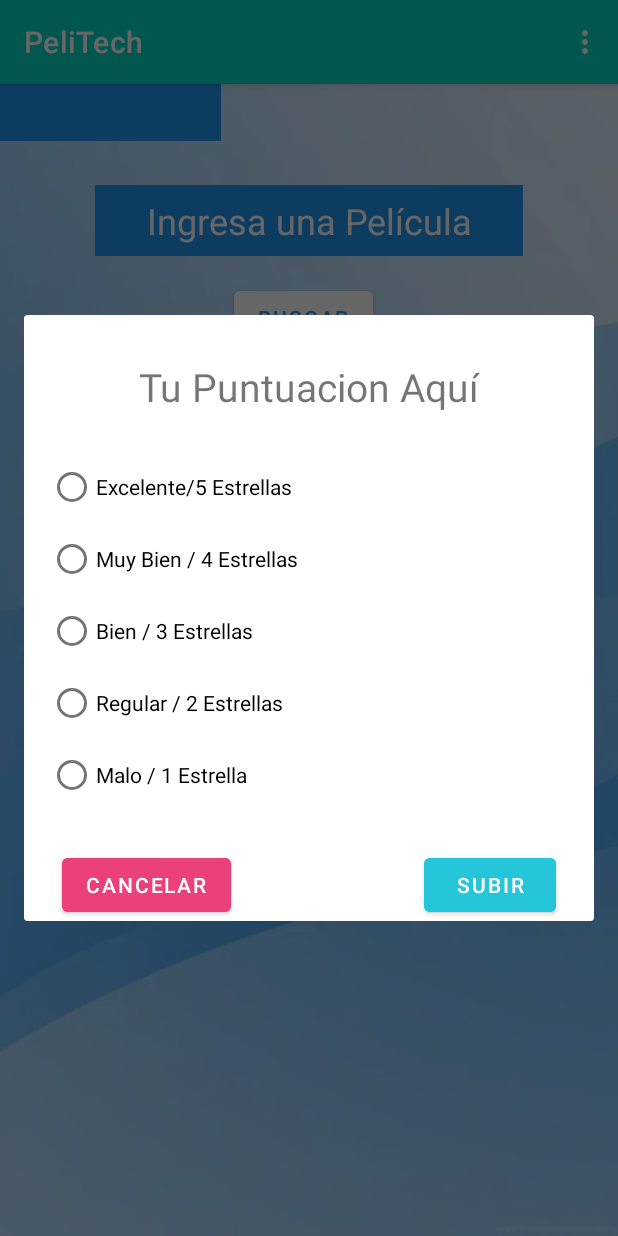
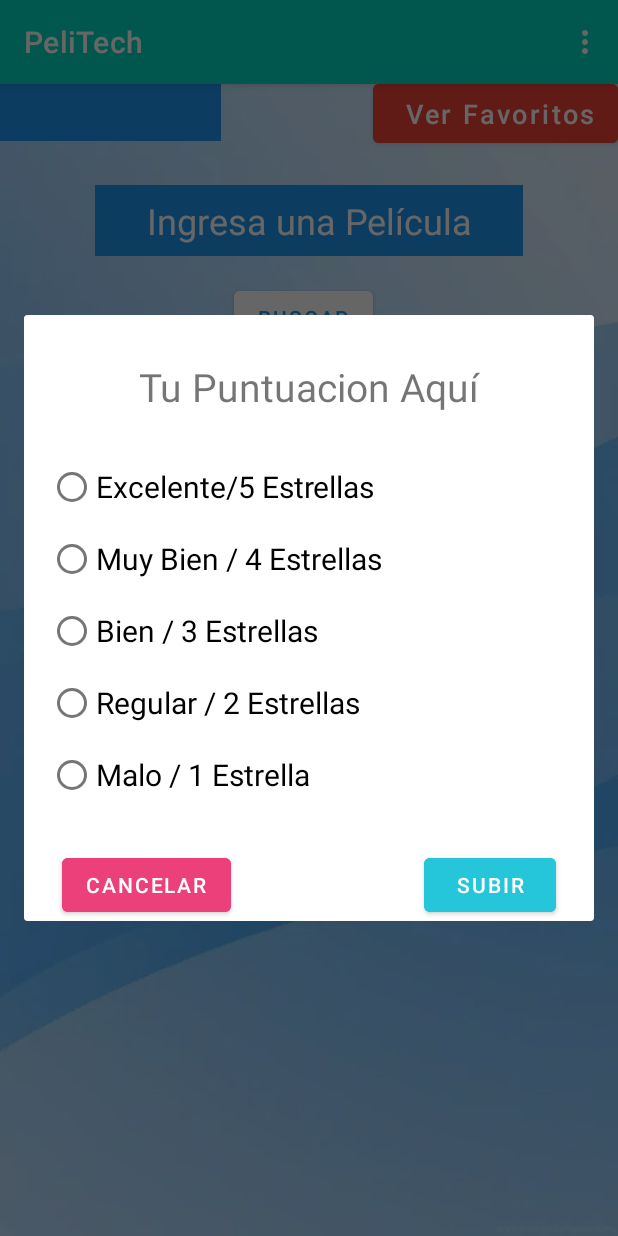
Before and after one commit to AdrianC47/Examen-Interciclo-Plataformas-Moviles, an Android app: the fragment CustomDialogFragment placed in its activity, on a phone screen of 412 x 824 dp. Run offline under Robolectric (Android 15) with nearby library versions, the phone set to English and light mode, and no system bars; our stand-ins replace Volley.

Commit message:
Stand BY

```diff
--- a/app/src/main/java/ec/edu/ups/examenPeliculas/Inicio.kt
+++ b/app/src/main/java/ec/edu/ups/examenPeliculas/Inicio.kt
@@ -12,13 +12,13 @@ import android.view.MenuItem
 import android.view.View
 import android.widget.*
 import androidx.appcompat.app.AppCompatActivity
+import androidx.fragment.app.FragmentTransaction
 import com.android.volley.Request
 import com.android.volley.toolbox.JsonObjectRequest
 import com.android.volley.toolbox.Volley
 
-class Inicio : AppCompatActivity(), CustomDialogFragment.CustomDialogFragment_Interface {
+class Inicio : AppCompatActivity() {
     private var contador: Int = 1
-
     lateinit var txtResultado: TextView
     lateinit var txtAnio: TextView
     lateinit var txtResultado2: TextView
@@ -40,6 +40,7 @@ class Inicio : AppCompatActivity(), CustomDialogFragment.CustomDialogFragment_In
     lateinit var txtResultado10: TextView
     lateinit var txtAnio10: TextView
     lateinit var txtValoracion:TextView
+    lateinit var txtPelicula: TextView
     lateinit var btnDerecha: ImageButton
     lateinit var btmMore:ImageButton
     lateinit var btmMore2:ImageButton
@@ -58,6 +59,7 @@ class Inicio : AppCompatActivity(), CustomDialogFragment.CustomDialogFragment_In
     lateinit var btmFav5:ImageButton
     lateinit var btmFav6:ImageButton
     lateinit var btmFav7:ImageButton
+    lateinit var bannerUsuario: TextView
     lateinit var btmFav8:ImageButton
     lateinit var btmFav9:ImageButton
     var puntuacion:String = "inicializado"
@@ -70,11 +72,17 @@ class Inicio : AppCompatActivity(), CustomDialogFragment.CustomDialogFragment_In
         setContentView(R.layout.activity_inicio)
         dataBase = DataBase(this)
         var btnBuscar: Button = findViewById(R.id.btnBuscar)
+        var btnFavoritos: Button = findViewById(R.id.btnVerFavoritos)
         val codigoUsuario = intent.getIntExtra("idUser",0)
         usuarioInicio = dataBase.getUsuario(codigoUsuario);
-        var txtPelicula: TextView = findViewById(R.id.txtBuscar)
-        var bannerUsuario: TextView  = findViewById(R.id.txtBannerUsuario)
+        txtPelicula = findViewById(R.id.txtBuscar);
+        bannerUsuario  = findViewById(R.id.txtBannerUsuario)
         bannerUsuario.text = usuarioInicio.nickname+" "
+        txtPelicula.text = intent.getStringExtra("pelicula")
+        val bandera = intent.getStringExtra("bandera")
+        if (bandera =="2"){
+            getMoviesInformation(txtPelicula.getText().toString(), contador)
+        }
         btnDerecha = findViewById(R.id.btnDerecha)
         var btnIzquierda: ImageButton = findViewById(R.id.btnRegresar)
         btnBuscar.setOnClickListener(View.OnClickListener {
@@ -157,6 +165,20 @@ class Inicio : AppCompatActivity(), CustomDialogFragment.CustomDialogFragment_In
 
         })
 
+        btnFavoritos.setOnClickListener(View.OnClickListener {
+            val toast = Toast.makeText(
+                applicationContext,
+                "Ingresando a Favoritos",
+                Toast.LENGTH_SHORT
+            )
+            toast.show()
+            val intent = Intent(this, Favoritas::class.java).apply {
+                putExtra("idUser",usuarioInicio.id)
+            }
+            startActivity(intent)
+
+        })
+
 
     }
     //Para Menu
@@ -190,15 +212,6 @@ class Inicio : AppCompatActivity(), CustomDialogFragment.CustomDialogFragment_In
         this.finishAffinity()
     }
 
-    override fun mandarTexto(texto: String?) {
-        if (texto != null) {
-            puntuacion = texto
-            println("hola mundo "+puntuacion)
-            txtValoracion = findViewById(R.id.txtValoracion)
-            txtValoracion.text=puntuacion
-            nuevo = puntuacion
-        };
-    }
 
     fun getMoviesInformation(search: String, page: Int) {
         val queue = Volley.newRequestQueue(this)
@@ -250,8 +263,6 @@ class Inicio : AppCompatActivity(), CustomDialogFragment.CustomDialogFragment_In
             null,
             { response ->
                 if (response.getString("Response") == "True") {
-
-
                     btnDerecha.setVisibility(View.VISIBLE);
                     Log.i("Data", response.toString())
                     val movies = response.getJSONArray("Search")
@@ -278,8 +289,13 @@ class Inicio : AppCompatActivity(), CustomDialogFragment.CustomDialogFragment_In
                             })
                         btmFav.setOnClickListener(View.OnClickListener {
                             var dialog = CustomDialogFragment()
+                            val data = Bundle()
+                            data.putString("bandera", "1")
+                            data.putString("pelicula",  txtPelicula.text.toString())
+                            data.putInt("usuario",usuarioInicio.id)
+                            data.putString("imdbID",movie.getString("imdbID"))
+                            dialog.setArguments(data);
                             dialog.show(supportFragmentManager,"customDialog")
-                            println(puntuacion+"recuperado"+ nuevo)
 
 
 
--- /dev/null
+++ b/app/src/main/res/layout/activity_fav.xml
@@ -0,0 +1,6 @@
+<?xml version="1.0" encoding="utf-8"?>
+<androidx.constraintlayout.widget.ConstraintLayout xmlns:android="http://schemas.android.com/apk/res/android"
+    android:layout_width="match_parent"
+    android:layout_height="match_parent">
+
+</androidx.constraintlayout.widget.ConstraintLayout>
--- a/app/src/main/res/layout/activity_inicio.xml
+++ b/app/src/main/res/layout/activity_inicio.xml
@@ -17,6 +17,21 @@
         android:text="Buscar"
         android:textColor="#2196F3"
         app:layout_constraintStart_toStartOf="parent"
+        app:layout_constraintTop_toTopOf="parent" />
+
+    <Button
+
+        android:id="@+id/btnVerFavoritos"
+        android:layout_width="163dp"
+        android:layout_height="39dp"
+        android:backgroundTint="#F44336"
+        android:insetTop="0dp"
+        android:insetBottom="0dp"
+        android:text="Ver Favoritos"
+        android:textAlignment="textEnd"
+        android:textAllCaps="false"
+        android:textSize="18sp"
+        app:layout_constraintEnd_toEndOf="parent"
         app:layout_constraintTop_toTopOf="parent" />
 
     <EditText
@@ -111,15 +126,6 @@
                             android:scaleType="centerCrop"
                             android:visibility="invisible"
                             app:srcCompat="@drawable/start" />
-
-                        <TextView
-                            android:id="@+id/txtValoracion"
-                            android:layout_width="36dp"
-                            android:layout_height="40dp"
-                            android:layout_weight="1"
-                            android:textAlignment="center"
-                            android:textColor="#FFFFFF"
-                            android:textSize="34sp" />
 
                     </LinearLayout>
 
@@ -767,12 +773,13 @@
         android:layout_width="147dp"
         android:layout_height="38dp"
         android:background="#2196F3"
-        android:text="TextView"
-        android:textAlignment="textEnd"
+        android:textAlignment="textStart"
         android:textColor="#FFFFFF"
         android:textColorHint="#FFFFFF"
         android:textSize="20sp"
         app:layout_constraintStart_toStartOf="parent"
         app:layout_constraintTop_toTopOf="parent" />
 
+
+
 </androidx.constraintlayout.widget.ConstraintLayout>
--- a/app/src/main/res/layout/popup.xml
+++ b/app/src/main/res/layout/popup.xml
@@ -22,31 +22,41 @@
         app:layout_constraintTop_toBottomOf="@+id/ratingHeaderTextView"
         app:layout_constraintLeft_toLeftOf="parent"
         app:layout_constraintRight_toRightOf="parent">
+
         <RadioButton
             android:id="@+id/excellentRadioButton"
             android:layout_width="wrap_content"
             android:layout_height="wrap_content"
-            android:text="Excelente/5 Estrellas" />
+            android:text="Excelente/5 Estrellas"
+            android:textSize="20sp" />
+
         <RadioButton
             android:id="@+id/veryGoodRadioButton"
             android:layout_width="wrap_content"
             android:layout_height="wrap_content"
-            android:text="Muy Bien / 4 Estrellas" />
+            android:text="Muy Bien / 4 Estrellas"
+            android:textSize="20sp" />
+
         <RadioButton
             android:id="@+id/goodRadioButton"
             android:layout_width="wrap_content"
             android:layout_height="wrap_content"
-            android:text="Bien / 3 Estrellas"/>
+            android:text="Bien / 3 Estrellas"
+            android:textSize="20sp" />
+
         <RadioButton
             android:id="@+id/regularRadioButton"
             android:layout_width="wrap_content"
             android:layout_height="wrap_content"
-            android:text="Regular / 2 Estrellas" />
+            android:text="Regular / 2 Estrellas"
+            android:textSize="20sp" />
+
         <RadioButton
             android:id="@+id/poorRadioButton"
             android:layout_width="wrap_content"
             android:layout_height="wrap_content"
-            android:text="Malo / 1 Estrella" />
+            android:text="Malo / 1 Estrella"
+            android:textSize="20sp" />
 
     </RadioGroup>
     <Button
```
Also changed, not shown: app/src/main/AndroidManifest.xml (+9 -0 lines), app/src/main/java/ec/edu/ups/examenPeliculas/CustomDialogFragment.kt (+61 -23 lines), app/src/main/java/ec/edu/ups/examenPeliculas/DataBase.kt (+52 -2 lines), app/src/main/java/ec/edu/ups/examenPeliculas/Favoritas.kt (added, +139 -0 lines), app/src/main/java/ec/edu/ups/examenPeliculas/Pelicula.kt (+17 -0 lines), app/src/main/res/layout/activity_favoritas.xml (added, +137 -0 lines).
